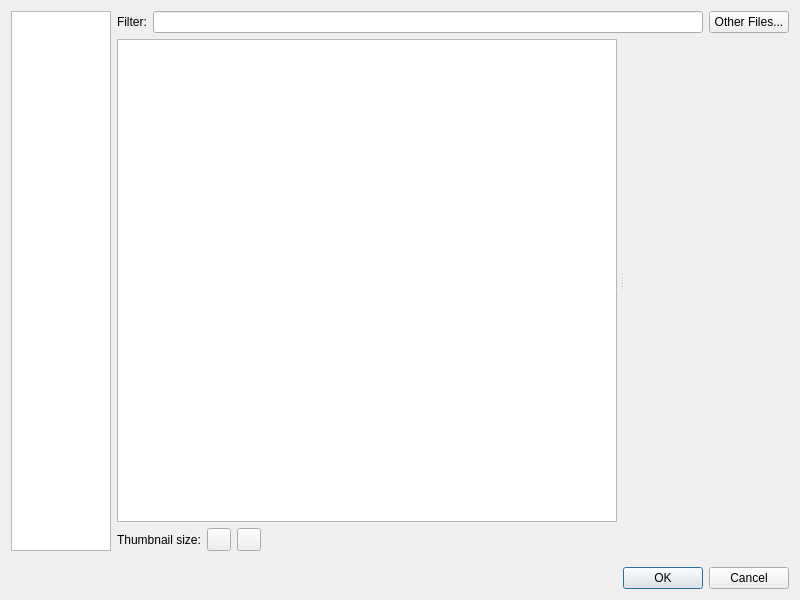
Qt form src/Form_Files/SelectFiles.ui (Sigil-Ebook/Sigil) before a commit.
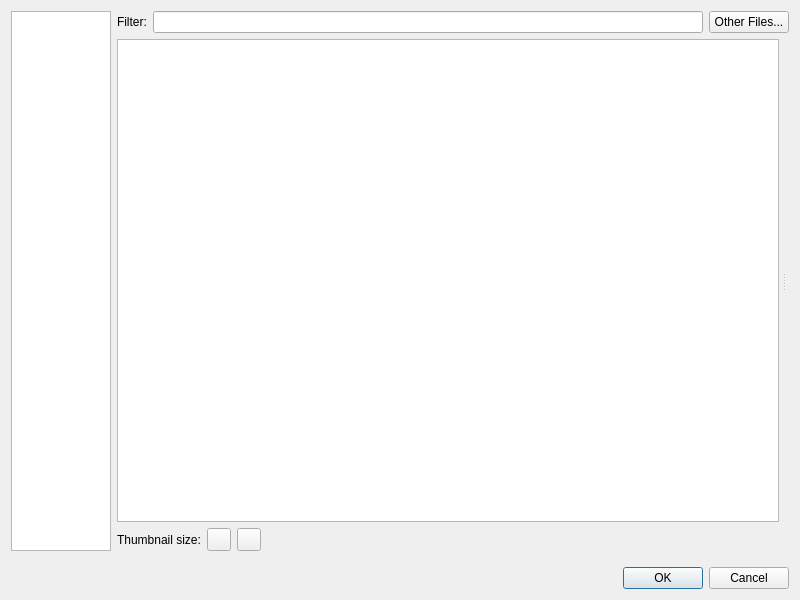
The same form after that commit. Icons and pictures are not drawn.

Commit message: Make AddCover/SelectFiles use arrow keys by workaround WebEngineView stealing focus

```diff
--- a/src/Form_Files/SelectFiles.ui
+++ b/src/Form_Files/SelectFiles.ui
@@ -90,14 +90,14 @@
            </property>
            <widget class="QTreeView" name="imageTree">
             <property name="sizePolicy">
-             <sizepolicy hsizetype="Preferred" vsizetype="Expanding">
+             <sizepolicy hsizetype="Expanding" vsizetype="Expanding">
               <horstretch>0</horstretch>
               <verstretch>0</verstretch>
              </sizepolicy>
             </property>
             <property name="maximumSize">
              <size>
-              <width>500</width>
+              <width>16777215</width>
               <height>16777215</height>
              </size>
             </property>
```
The commit also changes 2 other files.
